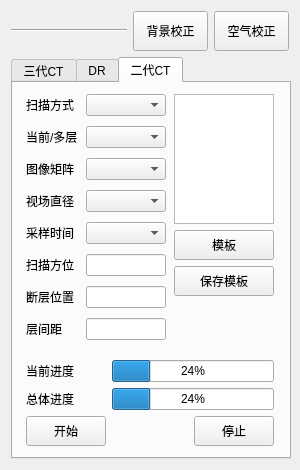
Old version of the form ZCIPS/CTScan/linedetscanwidget.ui in the repository maozi2327/ZCIPS.
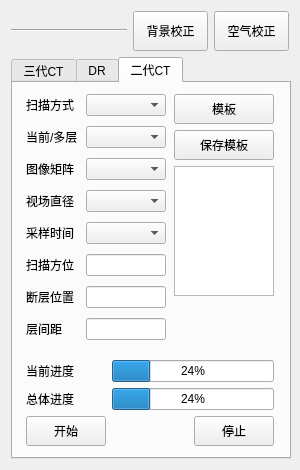
New version of the form. The open tabs and pages were chosen to show the change.

What changed in the file:
```diff
--- a/ZCIPS/CTScan/linedetscanwidget.ui
+++ b/ZCIPS/CTScan/linedetscanwidget.ui
@@ -1480,28 +1480,6 @@
        </item>
        <item row="0" column="1">
         <layout class="QVBoxLayout" name="verticalLayout_4">
-         <item>
-          <widget class="QListWidget" name="ct2LayerPosListWidget">
-           <property name="sizePolicy">
-            <sizepolicy hsizetype="Expanding" vsizetype="Fixed">
-             <horstretch>0</horstretch>
-             <verstretch>0</verstretch>
-            </sizepolicy>
-           </property>
-           <property name="minimumSize">
-            <size>
-             <width>100</width>
-             <height>130</height>
-            </size>
-           </property>
-           <property name="maximumSize">
-            <size>
-             <width>100</width>
-             <height>130</height>
-            </size>
-           </property>
-          </widget>
-         </item>
          <item>
           <widget class="QPushButton" name="pushButton_2">
            <property name="minimumSize">
@@ -1540,6 +1518,28 @@
            </property>
           </widget>
          </item>
+         <item>
+          <widget class="QListWidget" name="ct2LayerPosListWidget">
+           <property name="sizePolicy">
+            <sizepolicy hsizetype="Expanding" vsizetype="Fixed">
+             <horstretch>0</horstretch>
+             <verstretch>0</verstretch>
+            </sizepolicy>
+           </property>
+           <property name="minimumSize">
+            <size>
+             <width>100</width>
+             <height>130</height>
+            </size>
+           </property>
+           <property name="maximumSize">
+            <size>
+             <width>100</width>
+             <height>130</height>
+            </size>
+           </property>
+          </widget>
+         </item>
          <item>
           <spacer name="verticalSpacer_4">
            <property name="orientation">
```
Left out of the diff: 46 changed lines with no effect on the pictures.
